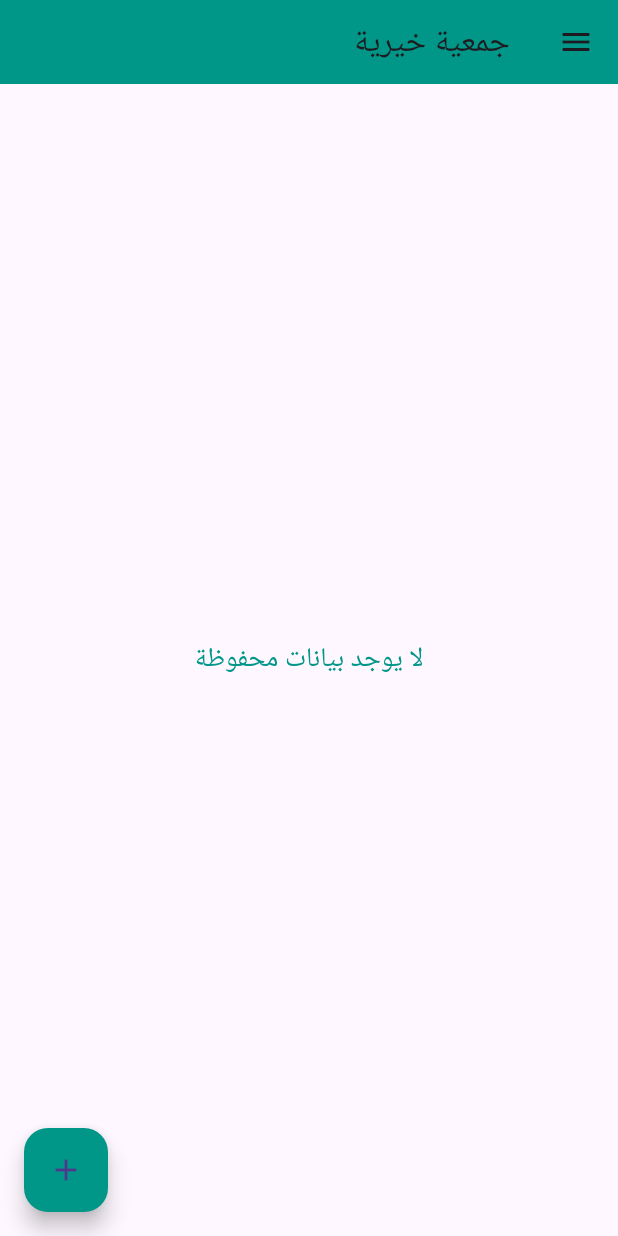
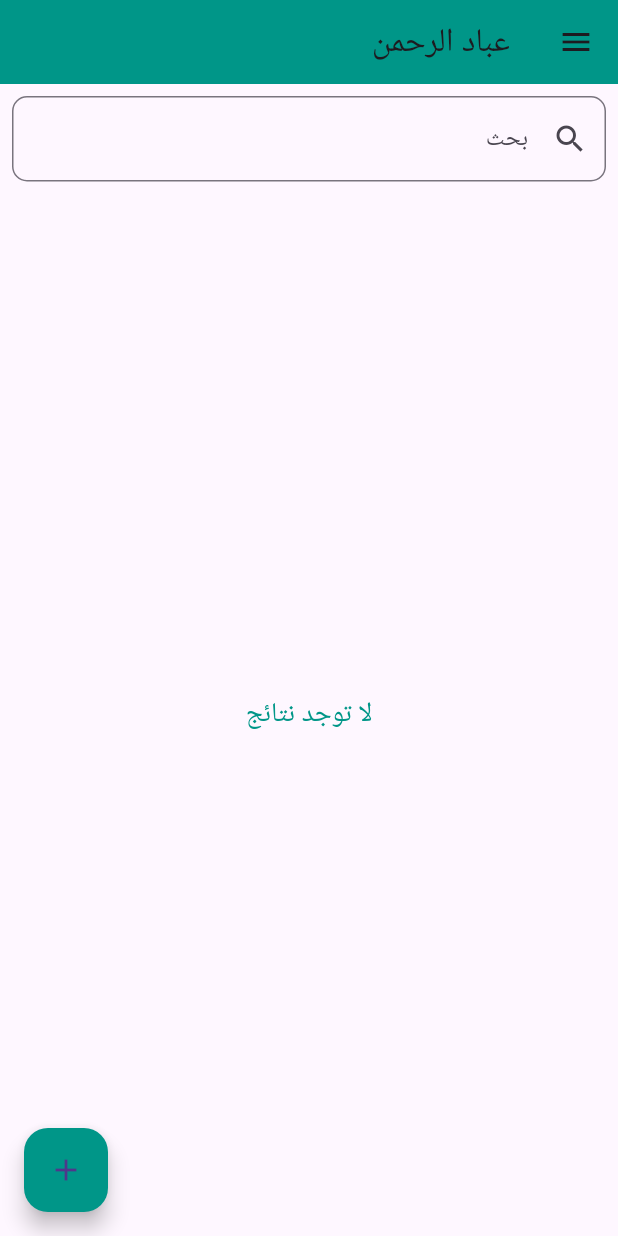
Before and after one commit to islamdev96/elshigh, a Flutter app: the screen it shows after launch, in the side drawer, after a tap on the "add" icon, on a phone screen of 412 x 824 dp. Run offline on Flutter 3.47's test engine with Material 3 defaults, Android fonts, the phone set to English and light mode, and no system bars; our stand-ins replace file_picker, image_picker, share_plus, sqflite; accounts and stored records are empty.

Commit message:
goog goooooog

```diff
--- a/lib/beneficiary_form.dart
+++ b/lib/beneficiary_form.dart
@@ -134,8 +134,7 @@ class _BeneficiaryFormState extends State<BeneficiaryForm> {
   Widget build(BuildContext context) {
     return Scaffold(
       appBar: AppBar(
-        title: Text(
-            widget.isReadOnly ? 'عرض بيانات المستفيد' : 'إضافة مستفيد جديد'),
+        title: Text(widget.isReadOnly ? 'عرض بيانات الشخص' : 'إضافة شخص جديد'),
         backgroundColor: Colors.teal,
       ),
       body: Directionality(
--- a/lib/home_page.dart
+++ b/lib/home_page.dart
@@ -15,16 +15,37 @@ class HomePage extends StatefulWidget {
 class _HomePageState extends State<HomePage> {
   late DatabaseHelper dbHelper;
   late BackupManager backupManager;
+  List<Map<String, dynamic>> allBeneficiaries = [];
+  List<Map<String, dynamic>> filteredBeneficiaries = [];
+  TextEditingController searchController = TextEditingController();
 
   @override
   void initState() {
     super.initState();
     dbHelper = DatabaseHelper();
     backupManager = BackupManager(dbHelper);
+    _loadBeneficiaries();
   }
 
-  Future<List<Map<String, dynamic>>> _getBeneficiaries() async {
-    return await dbHelper.getBeneficiaries();
+  Future<void> _loadBeneficiaries() async {
+    allBeneficiaries = await dbHelper.getBeneficiaries();
+    setState(() {
+      filteredBeneficiaries = allBeneficiaries;
+    });
+  }
+
+  void _filterBeneficiaries(String query) {
+    setState(() {
+      filteredBeneficiaries = allBeneficiaries.where((beneficiary) {
+        final name = beneficiary['name'].toLowerCase();
+        final spouseName = (beneficiary['spouse_name'] ?? '').toLowerCase();
+        final phone = beneficiary['phone'].toLowerCase();
+        final searchLower = query.toLowerCase();
+        return name.contains(searchLower) ||
+            spouseName.contains(searchLower) ||
+            phone.contains(searchLower);
+      }).toList();
+    });
   }
 
   Future<void> _deleteBeneficiary(int id) async {
@@ -32,7 +53,7 @@ class _HomePageState extends State<HomePage> {
       context: context,
       builder: (context) => AlertDialog(
         title: const Text('تحذير'),
-        content: const Text('هل أنت متأكد أنك تريد حذف هذا المستفيد؟'),
+        content: const Text('هل أنت متأكد أنك تريد حذف هذا الشخص؟'),
         actions: [
           TextButton(
             onPressed: () => Navigator.pop(context, false),
@@ -48,17 +69,17 @@ class _HomePageState extends State<HomePage> {
 
     if (confirmed == true) {
       await dbHelper.deleteBeneficiary(id);
-      setState(() {});
+      _loadBeneficiaries();
     }
   }
 
   @override
   Widget build(BuildContext context) {
     return Directionality(
-      textDirection: TextDirection.rtl, // تحديد اتجاه النص من اليمين لليسار
+      textDirection: TextDirection.rtl,
       child: Scaffold(
         appBar: AppBar(
-          title: const Text('جمعية خيرية'),
+          title: const Text("عباد الرحمن"),
           backgroundColor: Colors.teal,
         ),
         drawer: Drawer(
@@ -101,26 +122,32 @@ class _HomePageState extends State<HomePage> {
             ],
           ),
         ),
-        body: FutureBuilder<List<Map<String, dynamic>>>(
-          future: _getBeneficiaries(),
-          builder: (context, snapshot) {
-            if (snapshot.connectionState == ConnectionState.waiting) {
-              return const Center(
-                  child: CircularProgressIndicator(color: Colors.teal));
-            } else if (snapshot.hasError) {
-              return Center(
-                  child: Text('حدث خطأ: ${snapshot.error}',
-                      style: const TextStyle(color: Colors.red)));
-            } else if (!snapshot.hasData || snapshot.data!.isEmpty) {
-              return const Center(
-                  child: Text('لا يوجد بيانات محفوظة',
-                      style: TextStyle(fontSize: 18, color: Colors.teal)));
-            } else {
-              final beneficiaries = snapshot.data!;
-              return ListView.builder(
-                itemCount: beneficiaries.length,
+        body: Column(
+          children: [
+            Padding(
+              padding: const EdgeInsets.all(8.0),
+              child: TextField(
+                controller: searchController,
+                decoration: InputDecoration(
+                  labelText: 'بحث',
+                  hintText: 'ابحث عن طريق الاسم أو اسم الزوج أو رقم الهاتف',
+                  prefixIcon: const Icon(Icons.search),
+                  border: OutlineInputBorder(
+                    borderRadius: BorderRadius.circular(10.0),
+                  ),
+                ),
+                onChanged: _filterBeneficiaries,
+              ),
+            ),
+            Expanded(
+              child: filteredBeneficiaries.isEmpty
+                  ? const Center(
+                      child: Text('لا توجد نتائج',
+                          style: TextStyle(fontSize: 18, color: Colors.teal)))
+                  : ListView.builder(
+                      itemCount: filteredBeneficiaries.length,
                       itemBuilder: (context, index) {
-                  final beneficiary = beneficiaries[index];
+                        final beneficiary = filteredBeneficiaries[index];
                         return BeneficiaryTile(
                           beneficiary: beneficiary,
                           onTap: () {
@@ -128,18 +155,19 @@ class _HomePageState extends State<HomePage> {
                               context,
                               MaterialPageRoute(
                                 builder: (context) => BeneficiaryForm(
-                              beneficiary: beneficiary, isReadOnly: false),
+                                    beneficiary: beneficiary,
+                                    isReadOnly: false),
                               ),
                             ).then((_) {
-                        setState(() {});
+                              _loadBeneficiaries();
                             });
                           },
                           onDelete: () => _deleteBeneficiary(beneficiary['id']),
                         );
                       },
-              );
-            }
-          },
+                    ),
+            ),
+          ],
         ),
         floatingActionButton: FloatingActionButton(
           onPressed: () {
@@ -147,11 +175,11 @@ class _HomePageState extends State<HomePage> {
               context,
               MaterialPageRoute(builder: (context) => const BeneficiaryForm()),
             ).then((_) {
-              setState(() {});
+              _loadBeneficiaries();
             });
           },
           backgroundColor: Colors.teal,
-          tooltip: 'إضافة مستفيد جديد',
+          tooltip: 'إضافة شخص جديد',
           child: const Icon(Icons.add),
         ),
       ),
```
Also changed, not shown: lib/backup_manager.dart (+41 -4 lines), lib/settings_page.dart (+41 -0 lines). Lines whose indentation alone changed are shown as unchanged.
